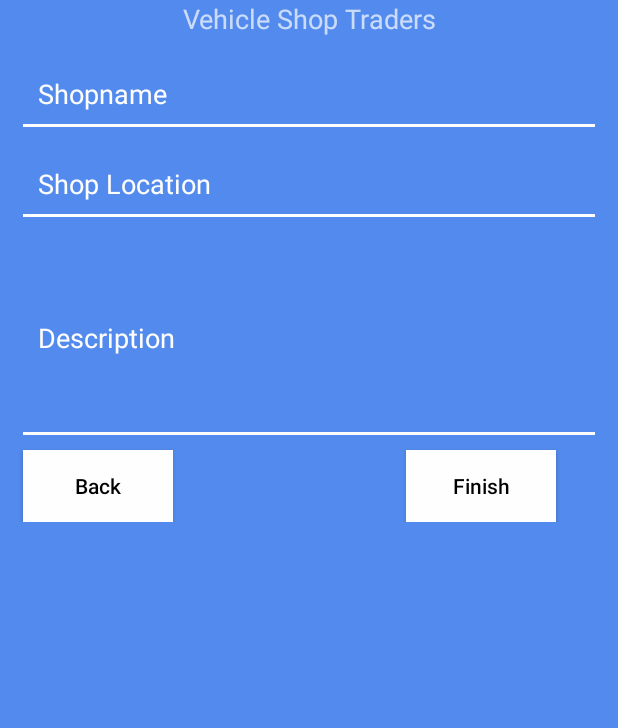
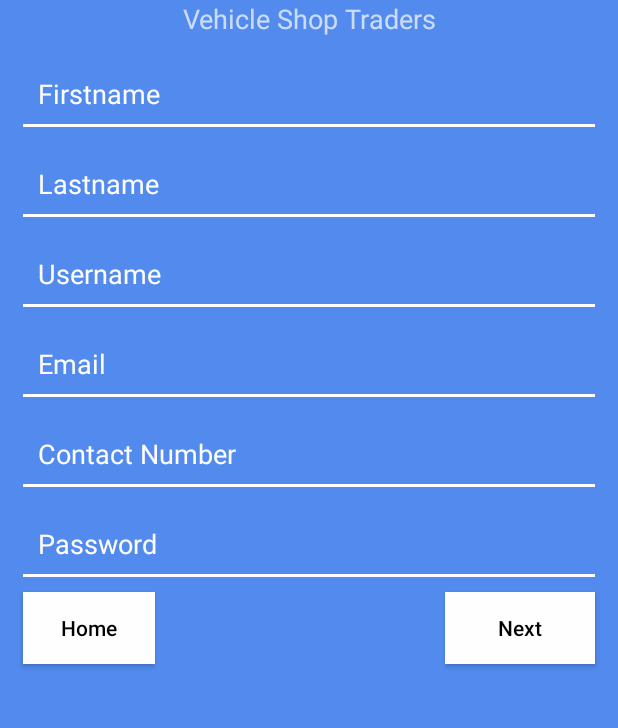
Before and after one commit to vincegerald/ezwheels, an Android app: the RegisterShop screen opened directly, with no data from a screen before it, on a phone screen of 412 x 824 dp, the part 165-893 px from its top. Run offline under Robolectric (Android 15) with nearby library versions, the light colour scheme and no system bars.

Commit message:
register stepper

```diff
--- a/app/src/main/java/vincegeralddelaccerna/ezwheels/RegisterShop.java
+++ b/app/src/main/java/vincegeralddelaccerna/ezwheels/RegisterShop.java
@@ -1,14 +1,16 @@
 package vincegeralddelaccerna.ezwheels;
 
+import android.content.Intent;
 import android.support.v7.app.AppCompatActivity;
 import android.os.Bundle;
 import android.view.View;
 import android.widget.Button;
 import android.widget.LinearLayout;
+import android.widget.Toast;
 
 public class RegisterShop extends AppCompatActivity implements View.OnClickListener{
 
-    Button btnNext, btnBack, btnFinish;
+    Button btnNext, btnBack, btnFinish, btnHome;
     LinearLayout step1, step2;
 
     @Override
@@ -18,11 +20,13 @@ public class RegisterShop extends AppCompatActivity implements View.OnClickListe
         btnNext = findViewById(R.id.btnNext);
         btnBack = findViewById(R.id.btnBack);
         btnFinish = findViewById(R.id.btnFinish);
+        btnHome = findViewById(R.id.btnHome);
         step1 = findViewById(R.id.registerStep1);
         step2 = findViewById(R.id.registerStep2);
         btnNext.setOnClickListener(this);
         btnBack.setOnClickListener(this);
         btnFinish.setOnClickListener(this);
+        btnHome.setOnClickListener(this);
     }
 
     @Override
@@ -36,5 +40,14 @@ public class RegisterShop extends AppCompatActivity implements View.OnClickListe
             step1.setVisibility(View.VISIBLE);
             step2.setVisibility(View.GONE);
         }
+
+        if(view.getId() == R.id.btnHome){
+            Intent loginShop = new Intent(this, LoginShop.class);
+            startActivity(loginShop);
+        }
+
+        if(view.getId() == R.id.btnFinish){
+            Toast.makeText(this, "Finish Registration", Toast.LENGTH_SHORT).show();
+        }
     }
 }
--- a/app/src/main/res/layout/activity_register_shop.xml
+++ b/app/src/main/res/layout/activity_register_shop.xml
@@ -28,8 +28,9 @@
         android:id="@+id/registerStep1"
         android:layout_width="match_parent"
         android:layout_height="match_parent"
+        android:alwaysDrawnWithCache="true"
         android:orientation="vertical"
-        android:visibility="gone">
+        android:visibility="visible">
 
         <EditText
             android:id="@+id/regshopFirstname"
@@ -142,6 +143,22 @@
         <LinearLayout
             android:layout_width="match_parent"
             android:layout_height="match_parent"
+            android:orientation="horizontal">
+
+            <Button
+                android:id="@+id/btnHome"
+                android:layout_width="wrap_content"
+                android:layout_height="wrap_content"
+                android:layout_marginTop="10dp"
+                android:layout_marginLeft="15dp"
+                android:background="#fefefe"
+                android:text="Home"
+                android:textAllCaps="false"
+                android:textColor="#000000" />
+
+            <LinearLayout
+                android:layout_width="match_parent"
+                android:layout_height="match_parent"
                 android:gravity="right"
                 android:orientation="horizontal">
 
@@ -157,6 +174,8 @@
                     android:textColor="#000000" />
 
             </LinearLayout>
+
+        </LinearLayout>
     </LinearLayout>
 
 
@@ -164,7 +183,8 @@
         android:id="@+id/registerStep2"
         android:layout_width="match_parent"
         android:layout_height="match_parent"
-        android:orientation="vertical">
+        android:orientation="vertical"
+        android:visibility="gone">
 
         <EditText
             android:id="@+id/regShopname"
```
Lines whose indentation alone changed are shown as unchanged.
